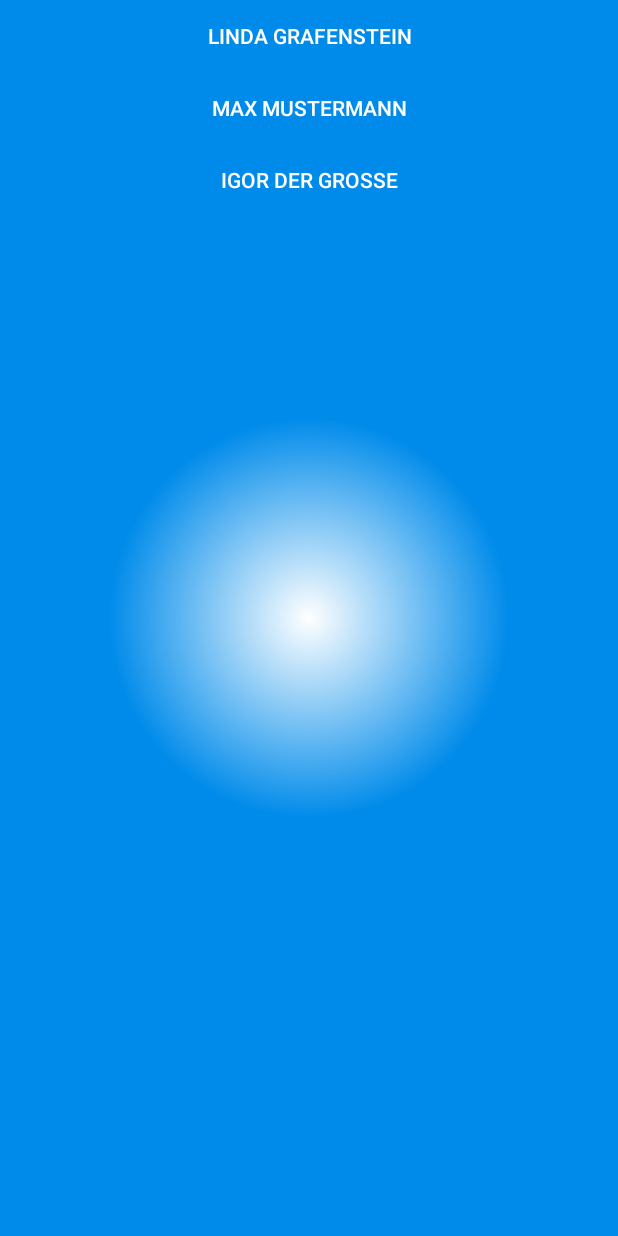
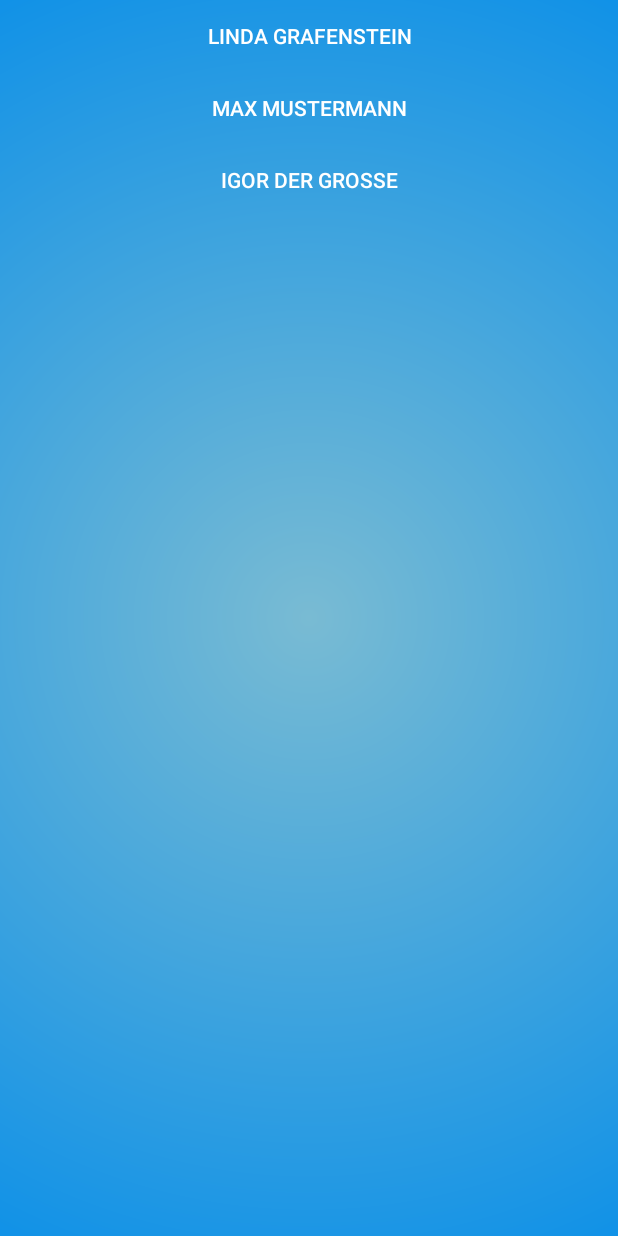
Before and after one commit to oszalex/SpryAndroid, an Android app: the FriendlistActivity screen opened directly, with no data from a screen before it, on a phone screen of 412 x 824 dp. Run offline under Robolectric (Android 15) with nearby library versions, the phone set to English and light mode, and no system bars.

Commit message:
fixes #58

```diff
--- a/android/src/main/res/drawable-hdpi/gradient.xml
+++ b/android/src/main/res/drawable-hdpi/gradient.xml
@@ -4,9 +4,9 @@
     <gradient
         android:centerX="50%"
         android:centerY="50%"
-        android:startColor="#FFFFFF"
+        android:startColor="#79bbd3"
         android:endColor="#008bea"
-        android:gradientRadius="200"
+        android:gradientRadius="800"
         android:type="radial" />
 
 </shape>
```
